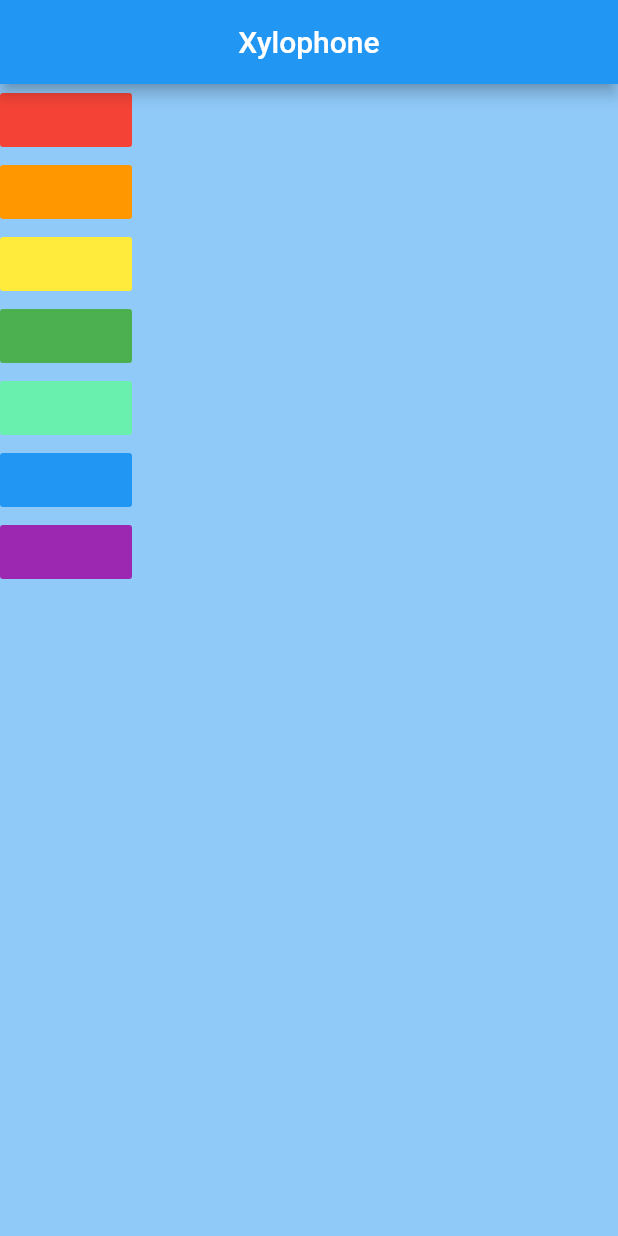
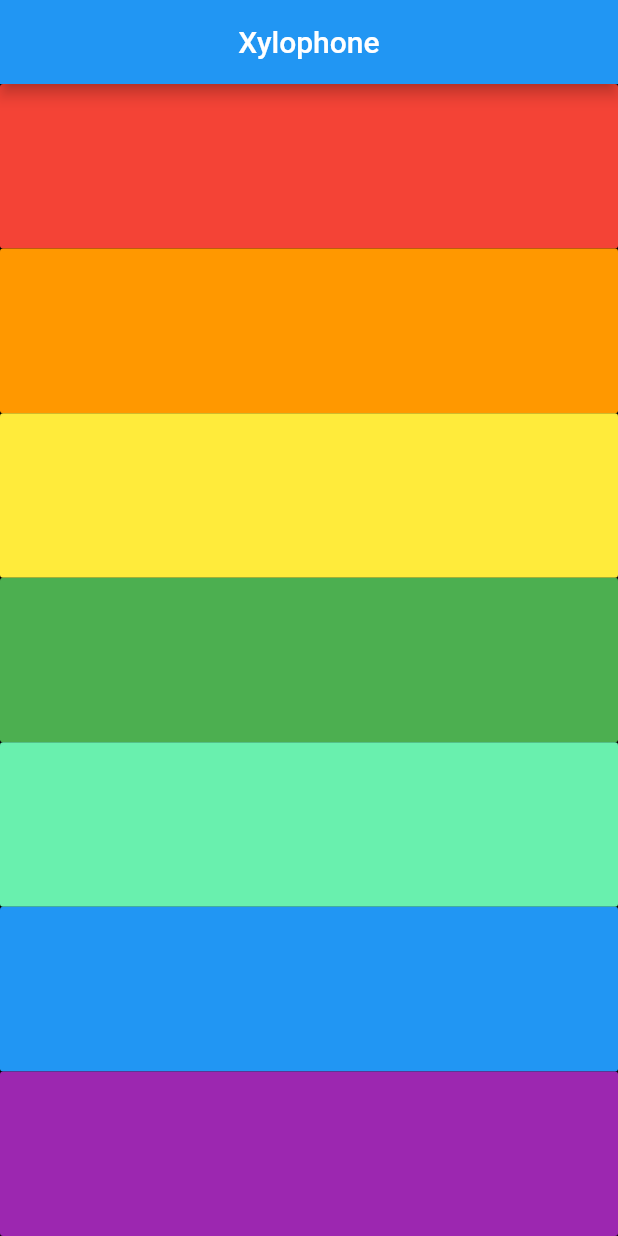
Before and after one commit to sadiqmmm/xylophone_app, a Flutter app: the screen it shows after launch, on a phone screen of 412 x 824 dp. Run offline on Flutter 3.47's test engine with Material 2 defaults, Android fonts, the light colour scheme and no system bars; our stand-ins replace audioplayers.

Commit message:
Add expanded and cross axis alignment

```diff
--- a/lib/main.dart
+++ b/lib/main.dart
@@ -30,63 +30,78 @@ class _MyXylophoneState extends State<MyXylophone> {
   @override
   Widget build(BuildContext context) {
     return Scaffold(
-      backgroundColor: Colors.blue[200],
+      backgroundColor: Colors.black,
       appBar: AppBar(
         backgroundColor: Colors.blue,
         title: Text("Xylophone"),
         centerTitle: true,
       ),
       body: Column(
+        crossAxisAlignment: CrossAxisAlignment.stretch,
         children: <Widget>[
-          FlatButton(
+          Expanded(
+            child: FlatButton(
               child: null,
               color: Colors.red,
               onPressed: () {
                 playSound(1);
               },
             ),
-          FlatButton(
+          ),
+          Expanded(
+            child: FlatButton(
               child: null,
               color: Colors.orange,
               onPressed: () {
                 playSound(2);
               },
             ),
-          FlatButton(
+          ),
+          Expanded(
+            child: FlatButton(
               child: null,
               color: Colors.yellow,
               onPressed: () {
                 playSound(3);
               },
             ),
-          FlatButton(
+          ),
+          Expanded(
+            child: FlatButton(
               child: null,
               color: Colors.green,
               onPressed: () {
                 playSound(4);
               },
             ),
-          FlatButton(
+          ),
+          Expanded(
+            child: FlatButton(
               child: null,
               color: Colors.greenAccent,
               onPressed: () {
                 playSound(5);
               },
             ),
-          FlatButton(
+          ),
+          Expanded(
+            child: FlatButton(
               child: null,
               color: Colors.blue,
               onPressed: () {
                 playSound(6);
               },
             ),
-          FlatButton(
+          ),
+          Expanded(
+            child: FlatButton(
               child: null,
               color: Colors.purple,
               onPressed: () {
                 playSound(7);
               },
             ),
+          ),
         ],
       ),
     );
```
Lines whose indentation alone changed are shown as unchanged.
